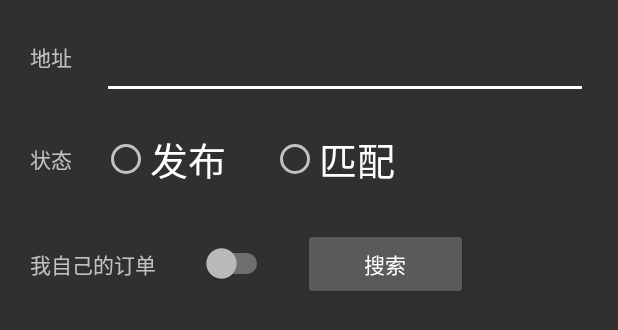
After one commit to bigtangle/bigtangle-app, an Android app: the layout fragment_market_search.xml on its own in the app's theme, with its tools: preview values and no code run, on a phone screen of 412 x 824 dp. The commit adds this screen. Shown: the top 330 px of the screen. Run offline under Robolectric (Android 15) with nearby library versions, the phone set to English and light mode, and no system bars.

Commit message:
市场搜索界面UI调整

```diff
--- a/app/src/main/java/net/bigtangle/wallet/activity/MainActivity.java
+++ b/app/src/main/java/net/bigtangle/wallet/activity/MainActivity.java
@@ -11,6 +11,7 @@ import com.roughike.bottombar.BottomBar;
 import com.roughike.bottombar.OnTabSelectListener;
 
 import net.bigtangle.wallet.R;
+import net.bigtangle.wallet.activity.market.MarketFragment;
 import net.bigtangle.wallet.activity.settings.SettingsFragment;
 import net.bigtangle.wallet.activity.transaction.TransactionFragment;
 import net.bigtangle.wallet.activity.wallet.WalletFragment;
@@ -107,7 +108,7 @@ public class MainActivity extends AppCompatActivity {
                     fragment = WalletFragment.newInstance();
                     break;
                 case 2:
-                    fragment = TransactionFragment.newInstance();
+                    fragment = MarketFragment.newInstance();
                     break;
                 case 3:
                     fragment = SettingsFragment.newInstance();
--- /dev/null
+++ b/app/src/main/res/layout/fragment_market_search.xml
@@ -0,0 +1,127 @@
+<?xml version="1.0" encoding="utf-8"?>
+<LinearLayout xmlns:android="http://schemas.android.com/apk/res/android"
+    xmlns:app="http://schemas.android.com/apk/res-auto"
+    android:layout_width="match_parent"
+    android:layout_height="match_parent"
+    android:orientation="vertical">
+
+    <LinearLayout
+        android:layout_width="match_parent"
+        android:layout_height="wrap_content"
+        android:layout_marginTop="10dp">
+
+        <TextView
+            android:layout_width="wrap_content"
+            android:layout_height="wrap_content"
+            android:layout_gravity="center"
+            android:layout_marginLeft="20dp"
+            android:text="地址" />
+
+
+        <LinearLayout
+            android:layout_width="match_parent"
+            android:layout_height="wrap_content">
+
+            <android.support.design.widget.TextInputLayout
+                android:layout_width="match_parent"
+                android:layout_height="wrap_content"
+                android:layout_marginLeft="20dp"
+                android:layout_marginRight="20dp">
+
+                <android.support.design.widget.TextInputEditText
+                    android:id="@+id/text_input"
+                    android:layout_width="match_parent"
+                    android:layout_height="wrap_content"
+                    android:inputType="text" />
+            </android.support.design.widget.TextInputLayout>
+        </LinearLayout>
+    </LinearLayout>
+
+    <LinearLayout
+        android:layout_width="match_parent"
+        android:layout_height="60dp"
+        android:layout_marginTop="10dp"
+        android:orientation="horizontal">
+
+        <TextView
+            android:layout_width="wrap_content"
+            android:layout_height="wrap_content"
+            android:layout_gravity="center"
+            android:layout_marginLeft="20dp"
+            android:text="状态" />
+
+        <RadioGroup
+            android:id="@+id/status_radio_group"
+            android:layout_width="match_parent"
+            android:layout_height="match_parent"
+            android:layout_marginLeft="20dp"
+            android:layout_marginRight="20dp"
+            android:gravity="center_vertical"
+            android:orientation="horizontal">
+
+            <RadioButton
+                android:id="@+id/release_btn"
+                android:layout_width="wrap_content"
+                android:layout_height="wrap_content"
+                android:text="发布"
+                android:textSize="25sp" />
+
+            <RadioButton
+                android:id="@+id/match_btn"
+                android:layout_width="wrap_content"
+                android:layout_height="wrap_content"
+                android:layout_marginLeft="30dp"
+                android:text="匹配"
+                android:textSize="25sp" />
+        </RadioGroup>
+
+    </LinearLayout>
+
+    <LinearLayout
+        android:layout_width="match_parent"
+        android:layout_height="60dp"
+        android:layout_marginTop="10dp"
+        android:orientation="horizontal">
+
+        <TextView
+            android:layout_width="wrap_content"
+            android:layout_height="wrap_content"
+            android:layout_gravity="center"
+            android:layout_marginLeft="20dp"
+            android:text="我自己的订单" />
+
+        <Switch
+            android:id="@+id/switch_btn"
+            android:layout_width="wrap_content"
+            android:layout_height="wrap_content"
+            android:layout_gravity="center_vertical"
+            android:layout_marginLeft="30dp"
+            android:checked="false" />
+
+        <Button
+            android:id="@+id/search_btn"
+            android:layout_width="match_parent"
+            android:layout_height="wrap_content"
+            android:layout_gravity="center_vertical"
+            android:layout_marginLeft="20dp"
+            android:layout_marginRight="100dp"
+            android:elevation="24dp"
+            android:text="搜索" />
+
+
+    </LinearLayout>
+
+    <android.support.v4.widget.SwipeRefreshLayout
+        android:id="@+id/swipeContainer"
+        android:layout_width="match_parent"
+        android:layout_height="match_parent">
+
+        <android.support.v7.widget.RecyclerView
+            android:id="@+id/recyclerViewContainer"
+            android:layout_width="match_parent"
+            android:layout_height="match_parent" />
+
+    </android.support.v4.widget.SwipeRefreshLayout>
+
+
+</LinearLayout>
```
Also changed, not shown: app/src/main/java/net/bigtangle/wallet/activity/market/MarketFragment.java (added, +111 -0 lines), app/src/main/java/net/bigtangle/wallet/activity/market/fragment/MarketExchangeFragment.java (added, +58 -0 lines), app/src/main/java/net/bigtangle/wallet/activity/market/fragment/MarketOrderFragment.java (added, +57 -0 lines), app/src/main/java/net/bigtangle/wallet/activity/market/fragment/MarketOverCounterTradingFragment.java (added, +58 -0 lines), app/src/main/java/net/bigtangle/wallet/activity/market/fragment/MarketSearchFragment.java (added, +85 -0 lines), app/src/main/java/net/bigtangle/wallet/activity/market/fragment/MarketSignatureFragment.java (added, +57 -0 lines), app/src/main/res/layout/fragment_market.xml (added, +54 -0 lines).
